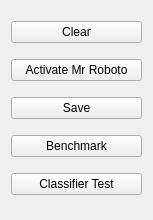
This is BIAL-GUI/src/livewirewidget.ui in GIBIS-UNIFESP/BIAL as Qt 5 draws it before an edit. The edited form follows.
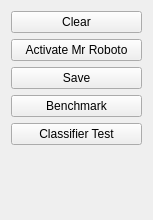
This is the edited form.

The edit to the form file:
```diff
--- a/BIAL-GUI/src/livewirewidget.ui
+++ b/BIAL-GUI/src/livewirewidget.ui
@@ -55,6 +55,19 @@
      </property>
     </widget>
    </item>
+   <item>
+    <spacer name="verticalSpacer">
+     <property name="orientation">
+      <enum>Qt::Vertical</enum>
+     </property>
+     <property name="sizeHint" stdset="0">
+      <size>
+       <width>20</width>
+       <height>40</height>
+      </size>
+     </property>
+    </spacer>
+   </item>
   </layout>
  </widget>
  <resources/>
```
